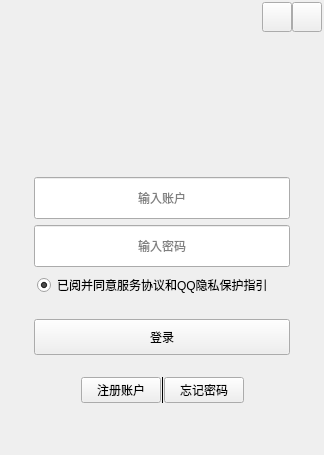
This is ui/widget.ui in Sakurakouji-Saika/MyQtClient as Qt 5 draws it before an edit. The edited form follows.
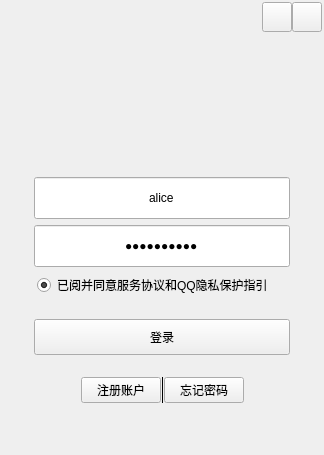
This is the edited form. Custom widgets are drawn as their Qt base class.

The edit to the form file:
```diff
--- a/ui/widget.ui
+++ b/ui/widget.ui
@@ -266,6 +266,9 @@
                 <height>16777215</height>
                </size>
               </property>
+              <property name="text">
+               <string>alice</string>
+              </property>
               <property name="alignment">
                <set>Qt::AlignCenter</set>
               </property>
@@ -318,6 +321,9 @@
                 <height>16777215</height>
                </size>
               </property>
+              <property name="text">
+               <string>pass_alice</string>
+              </property>
               <property name="echoMode">
                <enum>QLineEdit::Password</enum>
               </property>
```
